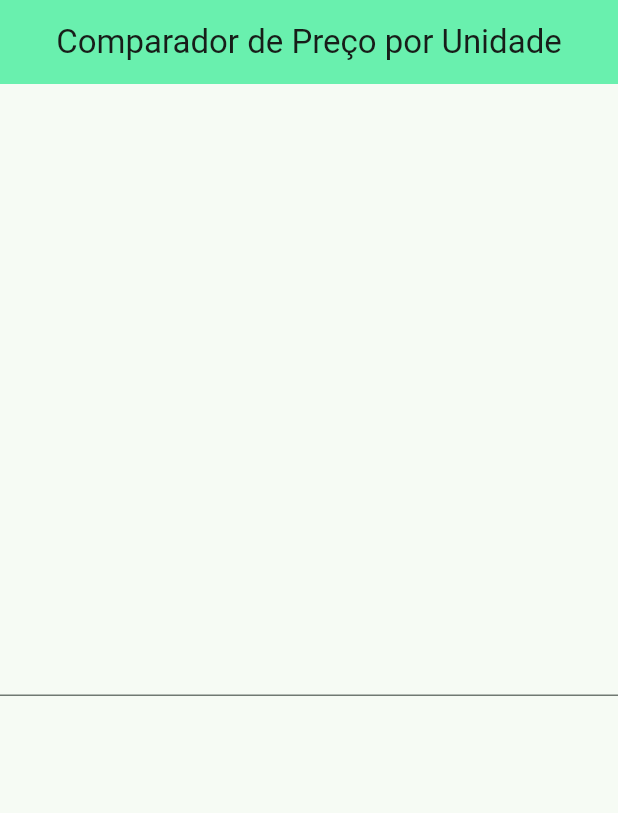
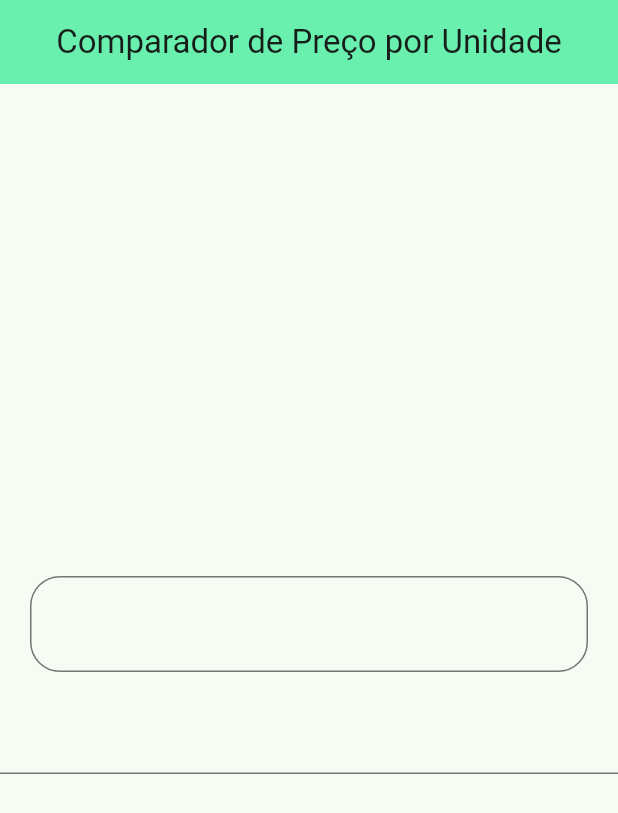
Before and after one commit to Hugo-Machado02/prova_comparador_preco, a Flutter app: the screen it shows after launch, on a phone screen of 412 x 824 dp. Shown: the top 813 px of the screen. Run offline on Flutter 3.47's test engine with Material 3 defaults, Android fonts, the phone set to English and light mode, and no system bars.

Commit message:
✨ feat: Adiciona Elementos

```diff
--- a/lib/comparador.dart
+++ b/lib/comparador.dart
@@ -8,11 +8,11 @@ class comparadorPreco extends StatefulWidget {
 }
 
 class _comparadorPrecoState extends State<comparadorPreco> {
-  // TextEditingController precoOpcaoA = TextEditingController();
-  // TextEditingController qtdOpcaoA = TextEditingController();
-  // TextEditingController precoOpcaob = TextEditingController();
-  // TextEditingController qtdOpcaob = TextEditingController();
-  // String _resultado = "";
+  TextEditingController precoOpcaoA = TextEditingController();
+  TextEditingController qtdOpcaoA = TextEditingController();
+  TextEditingController precoOpcaob = TextEditingController();
+  TextEditingController qtdOpcaob = TextEditingController();
+  String _resultado = "";
 
   @override
   Widget build(BuildContext context) {
@@ -23,8 +23,33 @@ class _comparadorPrecoState extends State<comparadorPreco> {
         backgroundColor: Colors.greenAccent,
       ),
       body: Center(
-        padding: EdgeInsets.all(10),
-        child: Container(child: TextField(keyboardType: TextInputType.number)),
+        child: Column(
+          mainAxisAlignment: MainAxisAlignment.center,
+          crossAxisAlignment: CrossAxisAlignment.center,
+          children: [
+            Container(
+              padding: EdgeInsets.fromLTRB(20, 20, 20, 20),
+              child: Column(
+                children: [
+                  TextField(
+                    keyboardType: TextInputType.number,
+                    decoration: InputDecoration(
+                      contentPadding: const EdgeInsets.all(20),
+                      border: OutlineInputBorder(
+                        borderRadius: BorderRadius.circular(20),
+                      ),
+                    ),
+                  ),
+                ],
+              ),
+              // TextField(
+              //   controller: precoOpcaoA,
+              //   keyboardType: TextInputType.number,
+              // ),
+            ),
+            Container(child: TextField(keyboardType: TextInputType.number)),
+          ],
+        ),
       ),
     );
   }
```
